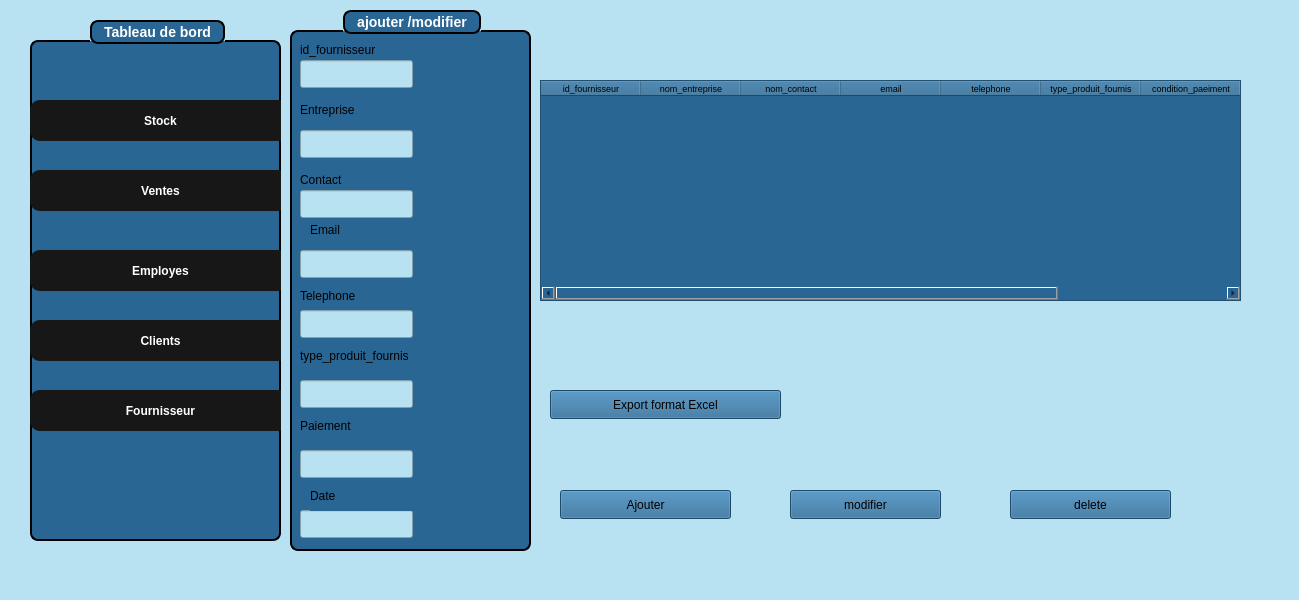
Old version of the form fournisseurwindow.ui in the repository Esprit-UP-Algo/projetcpp-2a25-s1-smart-optical-store.
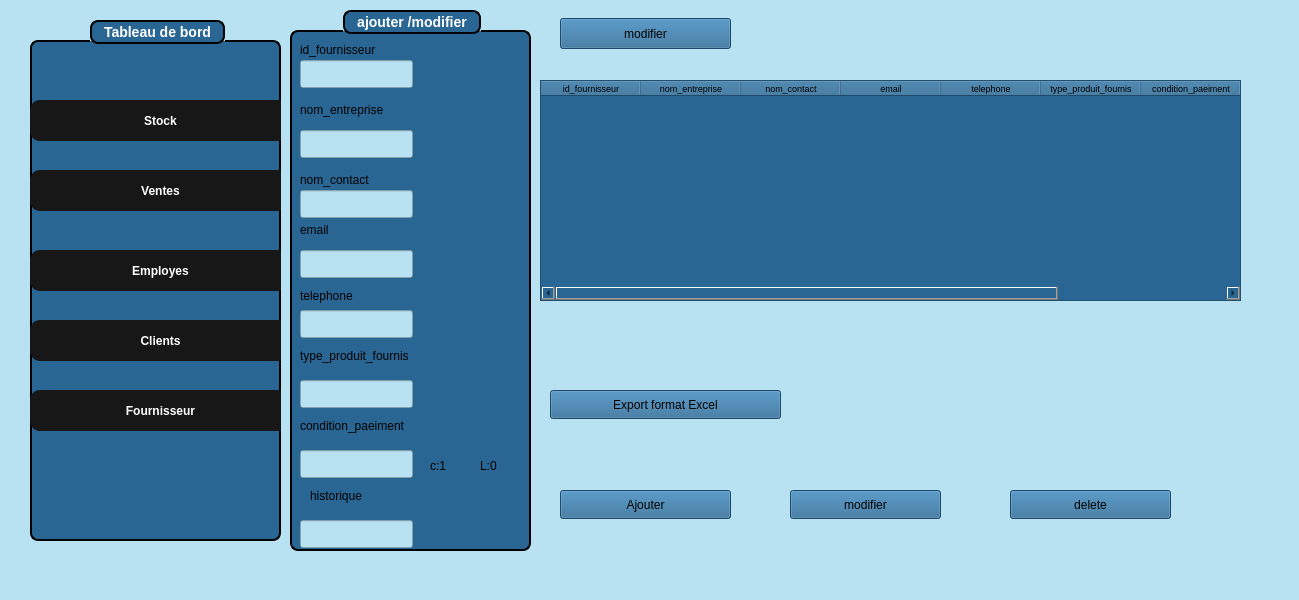
New version of the form. Icons and pictures are not drawn.

The edit to the form file:
```diff
--- a/fournisseurwindow.ui
+++ b/fournisseurwindow.ui
@@ -251,7 +251,7 @@
 </string>
        </property>
        <property name="text">
-        <string>Entreprise</string>
+        <string>nom_entreprise</string>
        </property>
       </widget>
       <widget class="QLabel" name="label_2">
@@ -268,13 +268,13 @@
 </string>
        </property>
        <property name="text">
-        <string>Contact</string>
+        <string>nom_contact</string>
        </property>
       </widget>
       <widget class="QLabel" name="label_3">
        <property name="geometry">
         <rect>
-         <x>20</x>
+         <x>10</x>
          <y>210</y>
          <width>101</width>
          <height>20</height>
@@ -285,7 +285,7 @@
 </string>
        </property>
        <property name="text">
-        <string>Email</string>
+        <string>email</string>
        </property>
       </widget>
       <widget class="QLabel" name="label_4">
@@ -302,7 +302,7 @@
 </string>
        </property>
        <property name="text">
-        <string>Telephone</string>
+        <string>telephone</string>
        </property>
       </widget>
       <widget class="QLineEdit" name="lineEdit">
@@ -374,7 +374,7 @@
        <property name="geometry">
         <rect>
          <x>10</x>
-         <y>500</y>
+         <y>510</y>
          <width>113</width>
          <height>28</height>
         </rect>
@@ -440,7 +440,7 @@
 </string>
        </property>
        <property name="text">
-        <string>Date</string>
+        <string>historique</string>
        </property>
       </widget>
       <widget class="QLabel" name="label_13">
@@ -457,9 +457,59 @@
 </string>
        </property>
        <property name="text">
-        <string>Paiement</string>
+        <string>condition_paeiment</string>
        </property>
       </widget>
+      <widget class="QLabel" name="label_14">
+       <property name="geometry">
+        <rect>
+         <x>140</x>
+         <y>440</y>
+         <width>21</width>
+         <height>31</height>
+        </rect>
+       </property>
+       <property name="styleSheet">
+        <string notr="true"> background-color: rgb(41, 102, 148); 
+</string>
+       </property>
+       <property name="text">
+        <string>c:1</string>
+       </property>
+      </widget>
+      <widget class="QLabel" name="label_15">
+       <property name="geometry">
+        <rect>
+         <x>190</x>
+         <y>440</y>
+         <width>21</width>
+         <height>31</height>
+        </rect>
+       </property>
+       <property name="styleSheet">
+        <string notr="true"> background-color: rgb(41, 102, 148); 
+</string>
+       </property>
+       <property name="text">
+        <string>L:0</string>
+       </property>
+      </widget>
+     </widget>
+     <widget class="QPushButton" name="pushButton_modifier_3">
+      <property name="geometry">
+       <rect>
+        <x>270</x>
+        <y>28</y>
+        <width>171</width>
+        <height>31</height>
+       </rect>
+      </property>
+      <property name="styleSheet">
+       <string notr="true"> background-color: rgb(41, 102, 148);</string>
+      </property>
+      <property name="text">
+       <string>modifier</string>
+      </property>
      </widget>
     </widget>
     <widget class="QWidget" name="page_2"/>
```
